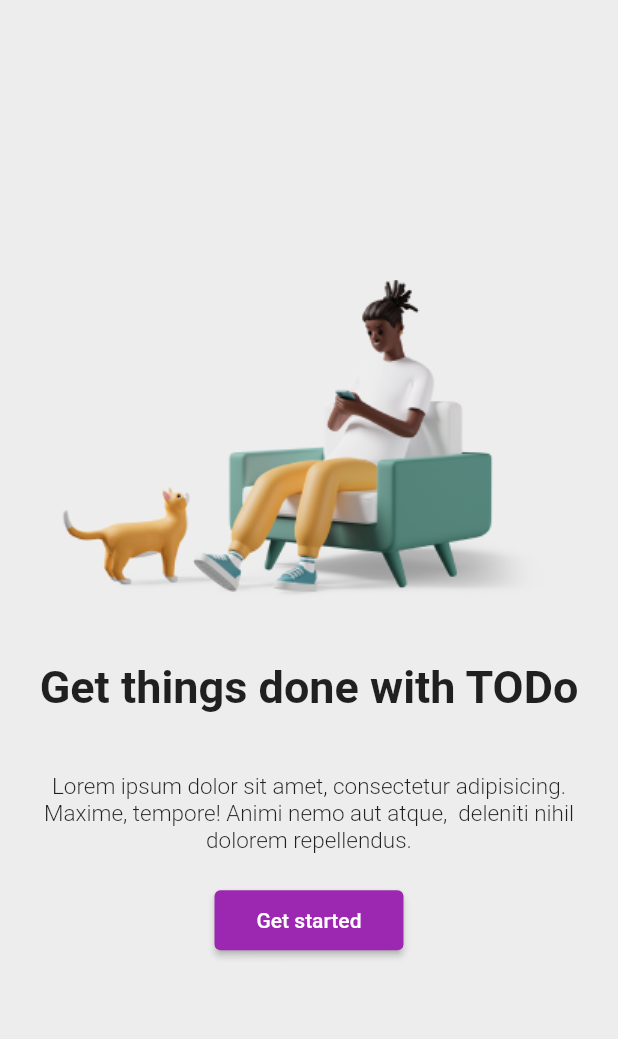
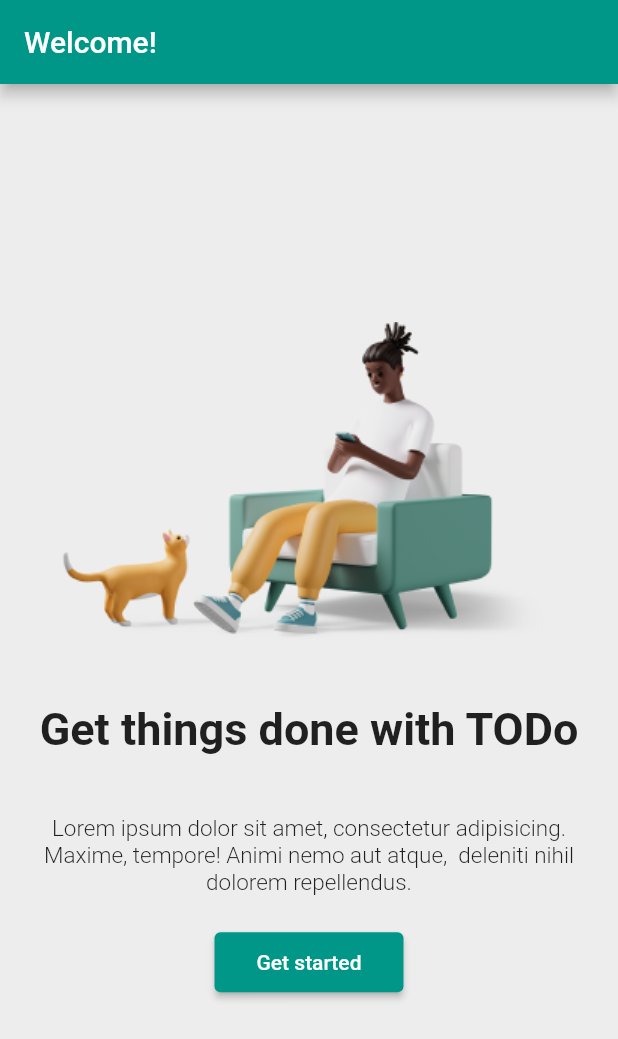
Before and after one commit to al-march/flutter_todo, a Flutter app: the screen it shows after launch, on a phone screen of 412 x 824 dp. Shown: the top 1039 px of the screen. Run offline on Flutter 3.47's test engine with Material 2 defaults, Android fonts, the phone set to English and light mode, and no system bars.

```diff
--- a/lib/main.dart
+++ b/lib/main.dart
@@ -1,5 +1,6 @@
 import 'package:flutter/material.dart';
 import 'package:todo_app/pages/start_page.dart';
+import 'package:todo_app/pages/todo_page.dart';
 
 void main() {
   runApp(const MyApp());
@@ -14,51 +15,10 @@ class MyApp extends StatelessWidget {
     return MaterialApp(
       title: 'Flutter Todo',
       theme: ThemeData(
-        primarySwatch: Colors.purple,
+        primarySwatch: Colors.teal,
         scaffoldBackgroundColor: const Color(0xFFEDEDED)
       ),
-      home: const MyHomePage(title: 'Todo App'),
+      home: const StartPage(),
     );
   }
 }
-
-class MyHomePage extends StatefulWidget {
-  const MyHomePage({
-    super.key,
-    required this.title,
-  });
-
-  final String title;
-
-  @override
-  State<MyHomePage> createState() => _MyHomePageState();
-}
-
-class _MyHomePageState extends State<MyHomePage> {
-  final formKey = GlobalKey<FormState>();
-
-  String todoName = '';
-  bool isDisabled = false;
-
-  List<String> todos = [];
-
-  updateName(String name) {
-    setState(() {
-      todoName = name;
-      isDisabled = name.isEmpty;
-    });
-  }
-
-  onSubmit() {
-    setState(() {
-      todos.add(todoName);
-      isDisabled = true;
-      formKey.currentState?.reset();
-    });
-  }
-
-  @override
-  Widget build(BuildContext context) {
-    return const StartPage();
-  }
-}
--- a/lib/pages/start_page.dart
+++ b/lib/pages/start_page.dart
@@ -1,4 +1,5 @@
 import 'package:flutter/material.dart';
+import 'package:todo_app/pages/todo_page.dart';
 
 class StartPage extends StatelessWidget {
   const StartPage({super.key});
@@ -6,6 +7,9 @@ class StartPage extends StatelessWidget {
   @override
   Widget build(BuildContext context) {
     return Scaffold(
+      appBar: AppBar(
+        title: const Text('Welcome!'),
+      ),
       body: Center(
         child: Container(
           padding: const EdgeInsets.all(15.0),
@@ -36,7 +40,13 @@ class StartPage extends StatelessWidget {
               ),
               const SizedBox(height: 20),
               ElevatedButton(
-                onPressed: () => {},
+                onPressed: () => {
+                  Navigator.push(
+                      context,
+                      MaterialPageRoute(
+                        builder: (context) => const TodoPage(),
+                      ))
+                },
                 child: const Padding(
                   padding: EdgeInsets.all(12.0),
                   child: Text("Get started"),
```
